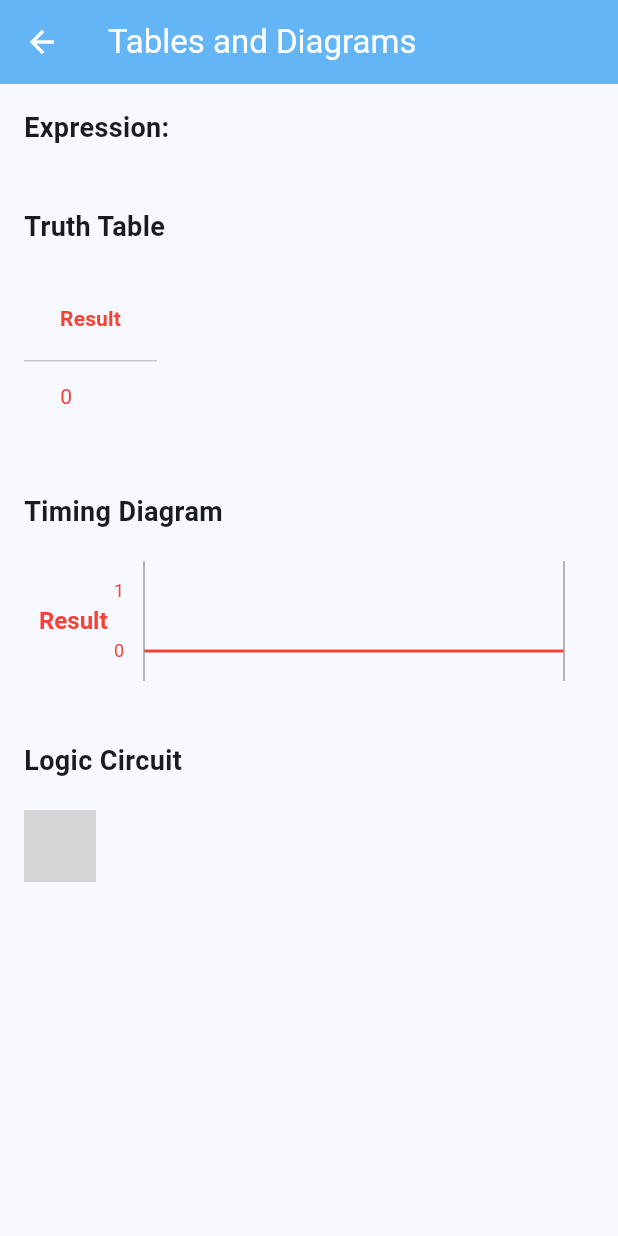
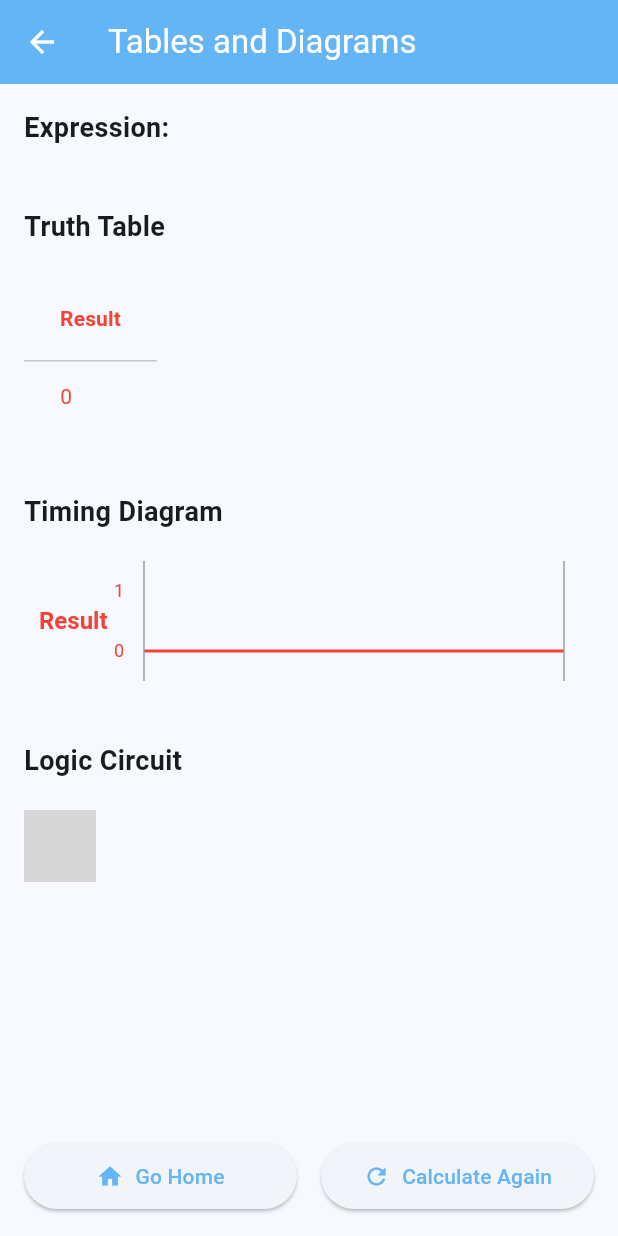
Before and after one commit to Zyldzkie/logicalc, a Flutter app: the ResultScreen screen opened directly with empty values, on a phone screen of 412 x 824 dp. Run offline on Flutter 3.47's test engine with Material 3 defaults, Android fonts, the phone set to English and light mode, and no system bars; our stand-ins replace camera, shared_preferences; missing offline and left inert: expressions, graphview; accounts and stored records are empty; grey boxes are pictures that could not be loaded.

Commit message:
[Add] Two buttons for result page

```diff
--- a/lib/result_screen.dart
+++ b/lib/result_screen.dart
@@ -176,17 +176,17 @@ class ResultScreen extends StatelessWidget {
         backgroundColor: Theme.of(context).colorScheme.primary,
         foregroundColor: Colors.white,
       ),
-      body: SingleChildScrollView(
+      body: Column(
+        children: [
+          Expanded(
+            child: SingleChildScrollView(
               padding: const EdgeInsets.all(16.0),
               child: Column(
                 crossAxisAlignment: CrossAxisAlignment.start,
                 children: [
                   Text(
                     'Expression: $expression',
-              style: const TextStyle(
-                fontSize: 18,
-                fontWeight: FontWeight.bold
-              ),
+                    style: const TextStyle(fontSize: 18, fontWeight: FontWeight.bold),
                   ),
                   const SizedBox(height: 40),
                   const Text(
@@ -229,6 +229,47 @@ class ResultScreen extends StatelessWidget {
                 ],
               ),
             ),
+          ),
+          Padding(
+            padding: const EdgeInsets.all(16.0),
+            child: Row(
+              children: [
+                Expanded(
+                  child: ElevatedButton.icon(
+                    icon: const Icon(Icons.home),
+                    label: const Text('Go Home'),
+                    style: ElevatedButton.styleFrom(
+                      padding: const EdgeInsets.symmetric(vertical: 12),
+                    ),
+                    onPressed: () {
+                      Navigator.of(context).popUntil((route) => route.isFirst);
+                    },
+                  ),
+                ),
+                const SizedBox(width: 16), // Spacing between buttons
+                Expanded(
+                  child: ElevatedButton.icon(
+                    icon: const Icon(Icons.refresh),
+                    label: const Text('Calculate Again'),
+                    style: ElevatedButton.styleFrom(
+                      padding: const EdgeInsets.symmetric(vertical: 12),
+                    ),
+                    onPressed: () {
+                      Navigator.of(context).pushReplacement(
+                        MaterialPageRoute(
+                          builder: (context) => ResultScreen(
+                            expression: expression,
+                          ),
+                        ),
+                      );
+                    },
+                  ),
+                ),
+              ],
+            ),
+          ),
+        ],
+      ),
     );
   }
 }
```
Lines whose indentation alone changed are shown as unchanged.
